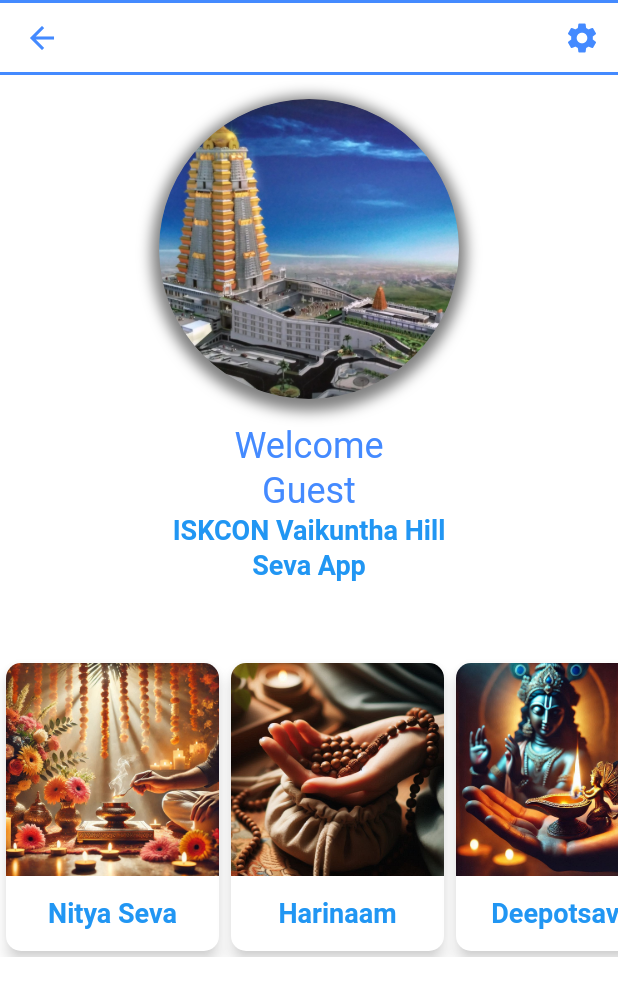
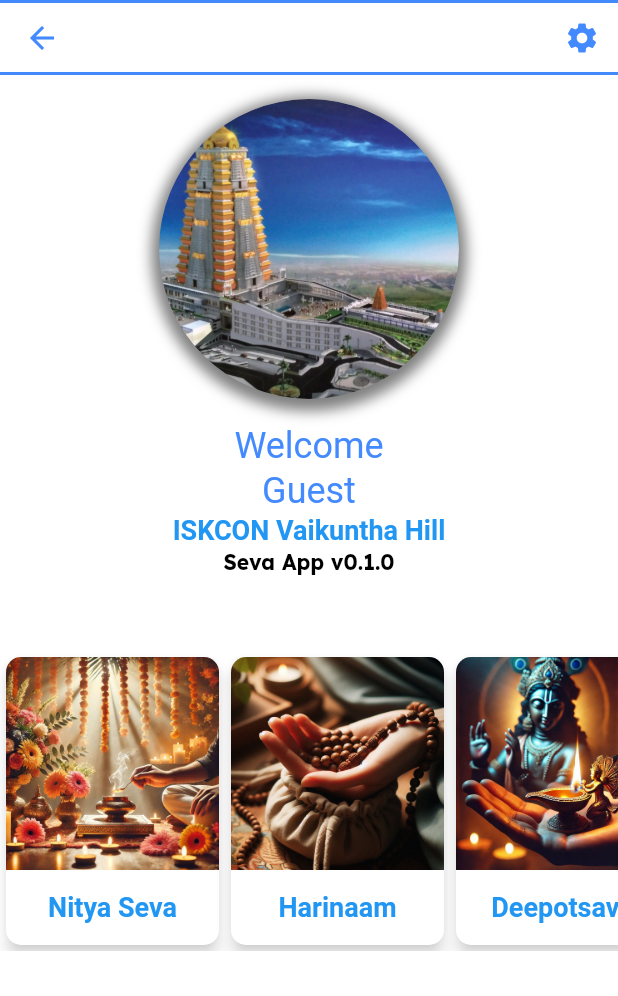
Before and after one commit to jayantadn/vkhillseva, a Flutter app: the MyHomePage screen opened directly with empty values, on a phone screen of 412 x 824 dp. Shown: the top 996 px of the screen. Run offline on Flutter 3.47's test engine with Material 3 defaults, Android fonts, the phone set to English and light mode, and no system bars; our stand-ins replace firebase_core, firebase_database, fl_chart, fluttertoast, google_fonts, synchronized; accounts and stored records are empty; Roboto replaces fonts that are missing (Delius, Mogra).

Commit message:
feature: add Nitya Seva configuration and improve festival settings management

```diff
--- a/lib/common/const.dart
+++ b/lib/common/const.dart
@@ -1,3 +1,5 @@
+import 'package:flutter/material.dart';
+
 class Const {
   static final Const _instance = Const._internal();
 
@@ -10,6 +12,7 @@
   }
 
   final String dbroot = "VKHILLSEVA_01";
+  final String version = "0.1.0";
 
   final List<String> icons = [
     "assets/images/Logo/KrishnaLilaPark_square.png",
@@ -36,4 +39,28 @@
     "assets/images/VKHillDieties/RadhaKrishna.png",
     "assets/images/VKHillDieties/Sudarshana.png",
   ];
+
+  final nityaSeva = {
+    'amounts': [
+      {
+        "400": {'color': Colors.blue}
+      },
+      {
+        "500": {'color': Colors.green}
+      },
+      {
+        "1000": {'color': Colors.yellow}
+      },
+      {
+        "2500": {'color': Colors.pink}
+      },
+    ]
+  };
+
+  final paymentModes = {
+    'Cash': {'icon': Icons.money},
+    'UPI': {'icon': Icons.account_balance},
+    'Card': {'icon': Icons.credit_card},
+    'Gift': {'icon': Icons.card_giftcard},
+  };
 }
--- a/lib/common/fb.dart
+++ b/lib/common/fb.dart
@@ -1,6 +1,5 @@
 import 'package:firebase_database/firebase_database.dart';
 import 'package:vkhillseva/common/const.dart';
-import 'package:vkhillseva/common/toaster.dart';
 
 class FB {
   static final FB _instance = FB._internal();
@@ -17,9 +16,7 @@
     DatabaseReference dbref =
         FirebaseDatabase.instance.ref("${Const().dbroot}/$path");
     DataSnapshot snapshot = await dbref.get();
-    if (snapshot.value == null) {
-      Toaster().error("database read error");
-    }
+
 
     return snapshot.value;
   }
--- a/lib/common/theme.dart
+++ b/lib/common/theme.dart
@@ -138,6 +138,19 @@
     shape: CircleBorder(),
   ),
 
+  // Popup Menu Theme
+  popupMenuTheme: PopupMenuThemeData(
+    color: backgroundColor,
+    textStyle: TextStyle(
+      color: textColor,
+      fontSize: 16.0,
+    ),
+    shape: RoundedRectangleBorder(
+      borderRadius: BorderRadius.circular(8.0),
+      side: BorderSide(color: accentColor, width: 1.0),
+    ),
+  ),
+
   // Icon Theme
   iconTheme: IconThemeData(
     color: accentColor,
--- a/lib/home/home.dart
+++ b/lib/home/home.dart
@@ -1,4 +1,5 @@
 import 'package:flutter/material.dart';
+import 'package:vkhillseva/common/const.dart';
 import 'package:vkhillseva/widgets/loading_overlay.dart';
 import 'package:vkhillseva/home/settings.dart';
 import 'package:vkhillseva/nitya_seva/nitya_seva.dart';
@@ -96,7 +97,8 @@
               'ISKCON Vaikuntha Hill',
               style: Theme.of(context).textTheme.headlineMedium,
             ),
-            Text('Seva App', style: Theme.of(context).textTheme.headlineMedium),
+            Text('Seva App v${Const().version}',
+                style: Theme.of(context).textTheme.headlineSmall),
             SizedBox(height: 50),
             SingleChildScrollView(
               scrollDirection: Axis.horizontal,
--- a/lib/templates/scaffold.dart
+++ b/lib/templates/scaffold.dart
@@ -25,7 +25,7 @@
   dispose() {
     // clear all lists
 
-    // clear all controllers
+    // clear all controllers and focus nodes
 
     super.dispose();
   }
```
Also changed, not shown: lib/home/festival_settings_page.dart (+23 -6 lines), lib/nitya_seva/nitya_seva.dart (+31 -4 lines).
